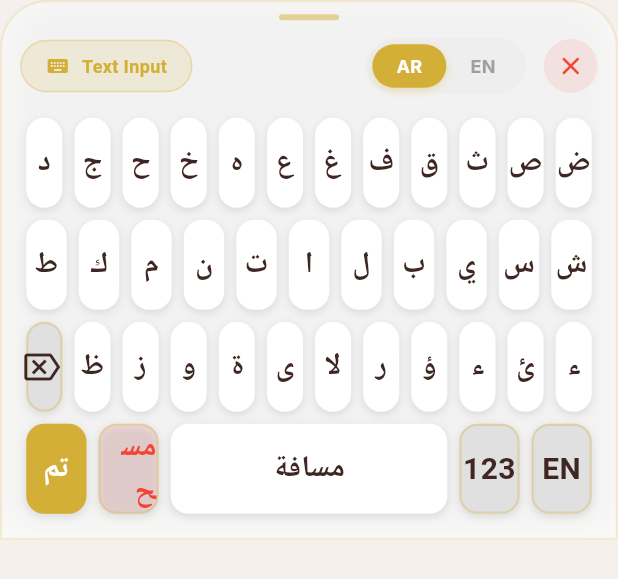
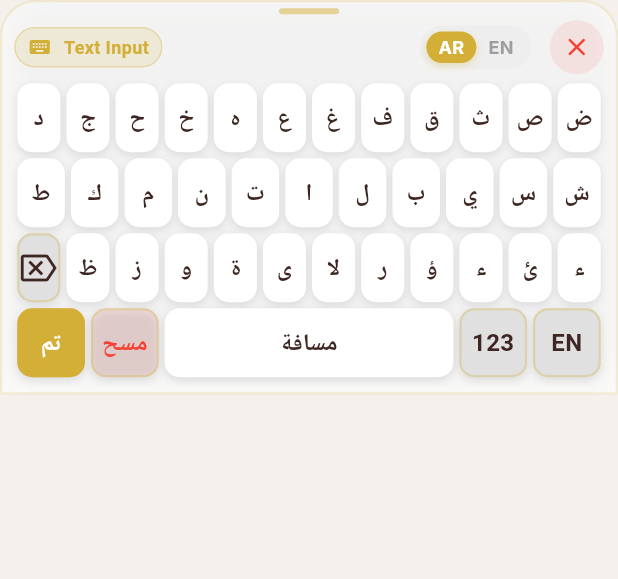
Before and after one commit to EzatRashad/cafe, a Flutter app: the KeyboardView widget shown alone on an empty page, opened directly, on a phone screen of 412 x 824 dp. Shown: the top 579 px of the screen. Run offline on Flutter 3.47's test engine with Material 3 defaults, Android fonts, the light colour scheme and no system bars; our stand-ins replace easy_localization, equatable, file_picker, fl_chart, flutter_bloc, get_it and 9 more; missing offline and left inert: dart:ffi, esc_pos_utils_plus, win32; accounts and stored records are empty; Roboto replaces fonts that are missing (Cairo); statements that could not run were skipped.

```diff
--- a/lib/core/keyboard/widgets/key_button.dart
+++ b/lib/core/keyboard/widgets/key_button.dart
@@ -74,17 +74,17 @@ class _KeyButtonState extends State<KeyButton>
         onEnter: (_) => setState(() => _isHovered = true),
         onExit: (_) => setState(() => _isHovered = false),
         child: Padding(
-          padding: const EdgeInsets.all(4.0),
+          padding: const EdgeInsets.all(2.0),
           child: ScaleTransition(
             scale: _scaleAnimation,
             child: AnimatedContainer(
               duration: const Duration(milliseconds: 200),
-              height: widget.height ?? 60,
+              height: widget.height ?? 46,
               decoration: BoxDecoration(
                 color: _isHovered
                     ? finalColor!.withValues(alpha: 0.9)
                     : finalColor,
-                borderRadius: BorderRadius.circular(12),
+                borderRadius: BorderRadius.circular(10),
                 border: widget.isSpecial
                     ? Border.all(
                         color: accentGold.withValues(alpha: 0.3), width: 1.5)
@@ -108,13 +108,13 @@ class _KeyButtonState extends State<KeyButton>
                     HapticFeedback.mediumImpact();
                     widget.onTap();
                   },
-                  borderRadius: BorderRadius.circular(12),
+                  borderRadius: BorderRadius.circular(10),
                   child: Center(
                     child: widget.label != null
                         ? Text(
                             widget.label!,
                             style: TextStyle(
-                              fontSize: 20,
+                              fontSize: 16,
                               fontWeight: FontWeight.bold,
                               color: finalTextColor,
                               fontFamily: 'Cairo',
--- a/lib/core/keyboard/widgets/keyboard_view.dart
+++ b/lib/core/keyboard/widgets/keyboard_view.dart
@@ -22,20 +22,20 @@ class KeyboardView extends StatelessWidget {
 
     return ClipRRect(
       borderRadius: const BorderRadius.only(
-        topLeft: Radius.circular(32),
-        topRight: Radius.circular(32),
+        topLeft: Radius.circular(24),
+        topRight: Radius.circular(24),
       ),
       child: BackdropFilter(
         filter: ImageFilter.blur(sigmaX: 15, sigmaY: 15),
         child: Container(
-          padding: const EdgeInsets.fromLTRB(12, 8, 12, 12),
+          padding: const EdgeInsets.fromLTRB(8, 4, 8, 8),
           decoration: BoxDecoration(
             color: isDark
                 ? darkBrown.withValues(alpha: 0.85)
                 : Colors.white.withValues(alpha: 0.85),
             borderRadius: const BorderRadius.only(
-              topLeft: Radius.circular(32),
-              topRight: Radius.circular(32),
+              topLeft: Radius.circular(24),
+              topRight: Radius.circular(24),
             ),
             border: Border.all(
               color: accentGold.withValues(alpha: 0.2),
@@ -58,14 +58,14 @@ class KeyboardView extends StatelessWidget {
                 Container(
                   width: 40,
                   height: 4,
-                  margin: const EdgeInsets.only(bottom: 12),
+                  margin: const EdgeInsets.only(bottom: 4),
                   decoration: BoxDecoration(
                     color: accentGold.withOpacity(0.5),
                     borderRadius: BorderRadius.circular(2),
                   ),
                 ),
                 _buildPremiumHeader(context, state, isDark),
-                const SizedBox(height: 12),
+                const SizedBox(height: 4),
                 _buildLayout(state),
               ],
             ),
@@ -85,7 +85,7 @@ class KeyboardView extends StatelessWidget {
       children: [
         // Type Indicator
         Container(
-          padding: const EdgeInsets.symmetric(horizontal: 16, vertical: 8),
+          padding: const EdgeInsets.symmetric(horizontal: 8, vertical: 4),
           decoration: BoxDecoration(
             color: accentGold.withValues(alpha: 0.15),
             borderRadius: BorderRadius.circular(20),
@@ -166,7 +166,7 @@ class KeyboardView extends StatelessWidget {
       onTap: onTap,
       child: AnimatedContainer(
         duration: const Duration(milliseconds: 200),
-        padding: const EdgeInsets.symmetric(horizontal: 16, vertical: 6),
+        padding: const EdgeInsets.symmetric(horizontal: 8, vertical: 2),
         decoration: BoxDecoration(
           color: active ? accentGold : Colors.transparent,
           borderRadius: BorderRadius.circular(20),
```
Also changed, not shown: lib/core/keyboard/widgets/layouts/numeric_layout.dart (+9 -9 lines).
